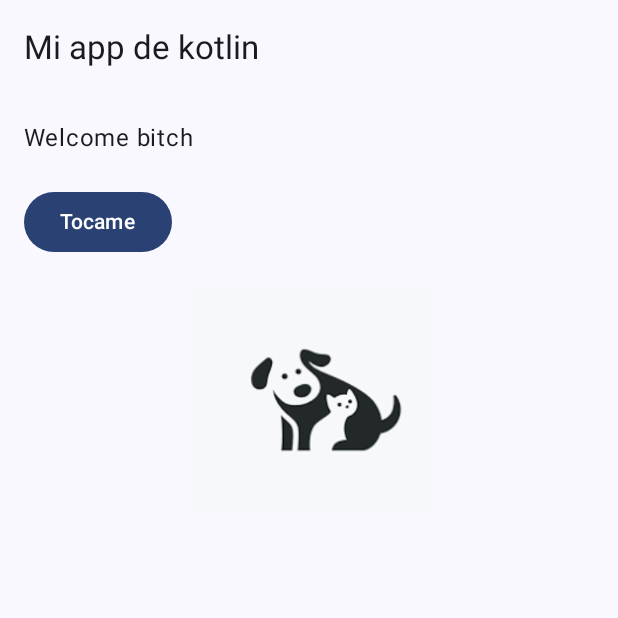
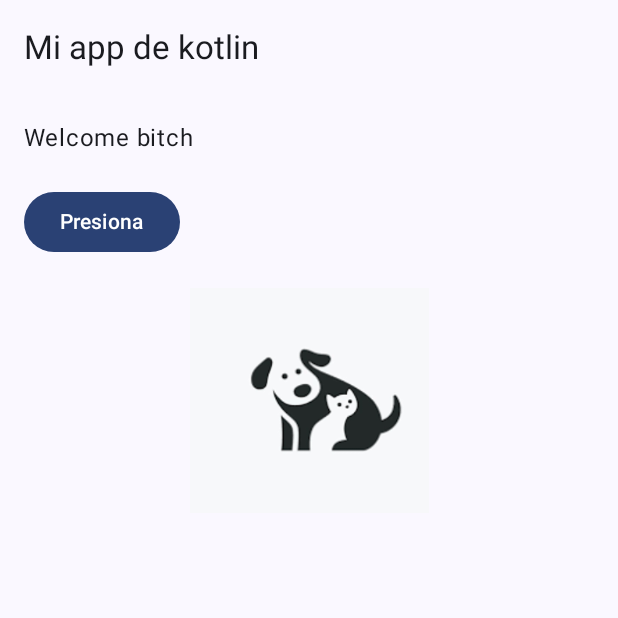
Before and after one commit to francisconimarvin/DraVeterinariaMobile, an Android app built with Jetpack Compose: the screen it shows after launch (MainActivity), on a phone screen of 412 x 824 dp, the top half of it. Run offline under Robolectric (Android 15) with nearby library versions, the phone set to English and light mode, and no system bars.

Commit message:
Aca esta tu paquete, Marvin

```diff
--- /dev/null
+++ b/app/src/main/java/com/example/draveterinaria/ui/screens/HomeScreenCompact.kt
@@ -0,0 +1,4 @@
+package com.example.draveterinaria.ui.screens
+
+class HomeScreenCompact {
+}
--- a/app/src/main/java/com/example/draveterinaria/ui/theme/HomeScreen.kt
+++ b/app/src/main/java/com/example/draveterinaria/ui/theme/HomeScreen.kt
@@ -33,7 +33,7 @@ fun HomeScreen() {
         ) {
             Text(text = "Welcome bitch")
             Button(onClick = {/*accion futura*/ }){
-                Text("Tocame")
+                Text("Presiona")
             }
             Image(
                 painter = painterResource(id = R.drawable.logo),
```
